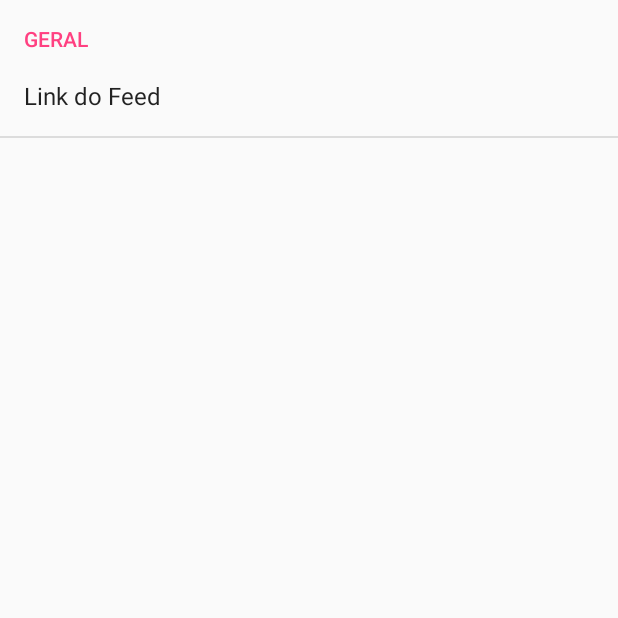
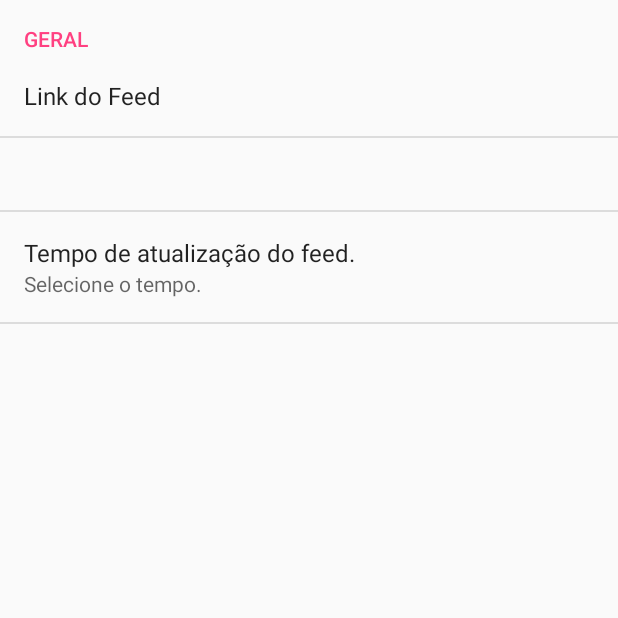
Before and after one commit to OtavioVeraCruz/exercicio2, an Android app: the ConfigActivity screen opened directly, with no data from a screen before it, on a phone screen of 412 x 824 dp, the top half of it. Run offline under Robolectric (Android 15) with nearby library versions, the phone set to English and light mode, and no system bars.

```diff
--- a/app/src/main/java/com/example/otvio/rssexercicio2/ui/ConfigActivity.java
+++ b/app/src/main/java/com/example/otvio/rssexercicio2/ui/ConfigActivity.java
@@ -1,12 +1,15 @@
 package com.example.otvio.rssexercicio2.ui;
 
 import android.app.Activity;
+import android.content.SharedPreferences;
 import android.os.Bundle;
+import android.preference.Preference;
 import android.preference.PreferenceFragment;
 
 import com.example.otvio.rssexercicio2.R;
 
 public class ConfigActivity  extends Activity {
+
     @Override
     protected void onCreate(Bundle savedInstanceState) {
         super.onCreate(savedInstanceState);
--- a/app/src/main/java/com/example/otvio/rssexercicio2/util/CarregaFeedService.java
+++ b/app/src/main/java/com/example/otvio/rssexercicio2/util/CarregaFeedService.java
@@ -15,10 +15,12 @@ import org.xmlpull.v1.XmlPullParserException;
 import java.io.IOException;
 import java.util.List;
 
-
+//Service para carregar na main activity os links
 public class CarregaFeedService extends IntentService {
     private SQLiteRSSHelper db = SQLiteRSSHelper.getInstance(this);
+
     public static final String FEED_LOADED = "com.example.otvio.rssexercicio2.ui.action.FEED_LOADED";
+    public static final String INSERTED_DATA = "com.example.otvio.rssexercicio2.ui.action.INSERTED_DATA";
     public CarregaFeedService() {
         super("CarregaFeedService");
     }
@@ -35,8 +37,10 @@ public class CarregaFeedService extends IntentService {
                 Log.d("DB", "Buscando no Banco por link: " + i.getLink());
                 ItemRSS item = db.getItemRSS(i.getLink());
                 if (item == null) {
+                    sendBroadcast(new Intent(INSERTED_DATA));
                     Log.d("DB", "Encontrado pela primeira vez: " + i.getTitle());
                     db.insertItem(i);
+
                 }
             }
             LocalBroadcastManager.getInstance(this).sendBroadcast(new Intent(FEED_LOADED));
--- a/app/src/main/res/values/strings.xml
+++ b/app/src/main/res/values/strings.xml
@@ -1,4 +1,13 @@
 <resources>
     <string name="app_name">RSS</string>
     <string name="rssfeed">http://g1.globo.com/dynamo/brasil/rss2.xml</string>
+    <string name="tempo_default">Tempo default</string>
+    <string-array name="horarios">
+        <item>30 min</item>
+        <item>1h</item>
+        <item>3h</item>
+        <item>6h</item>
+        <item>12h</item>
+        <item>24h</item>
+    </string-array>
 </resources>
--- a/app/src/main/res/xml/config.xml
+++ b/app/src/main/res/xml/config.xml
@@ -11,5 +11,13 @@
             android:dialogMessage="Digite o link"
             android:positiveButtonText="Salvar"
             android:negativeButtonText="Cancelar" />
+        <EditTextPreference/>
+        <ListPreference
+            android:defaultValue="@string/tempo_default"
+            android:title="Tempo de atualização do feed."
+            android:summary="Selecione o tempo."
+            android:key="rsstime"
+            android:entries="@array/horarios"
+            android:entryValues="@array/horarios"/>
     </PreferenceCategory>
 </PreferenceScreen>
--- a/build.gradle
+++ b/build.gradle
@@ -7,7 +7,7 @@ buildscript {
         jcenter()
     }
     dependencies {
-        classpath 'com.android.tools.build:gradle:3.0.1'
+        classpath 'com.android.tools.build:gradle:3.1.1'
 
 
         // NOTE: Do not place your application dependencies here; they belong
--- a/gradle.properties
+++ b/gradle.properties
@@ -10,7 +10,7 @@
 # Specifies the JVM arguments used for the daemon process.
 # The setting is particularly useful for tweaking memory settings.
 org.gradle.jvmargs=-Xmx1536m
-android.enableAapt2=false
+
 # When configured, Gradle will run in incubating parallel mode.
 # This option should only be used with decoupled projects. More details, visit
 # http://www.gradle.org/docs/current/userguide/multi_project_builds.html#sec:decoupled_projects
```
Also changed, not shown: app/src/main/AndroidManifest.xml (+9 -0 lines), app/src/main/java/com/example/otvio/rssexercicio2/ui/MainActivity.java (+14 -1 lines), app/src/main/java/com/example/otvio/rssexercicio2/util/UpdateFeedReceiver.java (added, +37 -0 lines), app/src/main/res/layout/toolbar.xml (added, +11 -0 lines), app/src/main/res/drawable-hdpi/ic_stat_notification.png (added), app/src/main/res/drawable-mdpi/ic_stat_notification.png (added), app/src/main/res/drawable-xhdpi/ic_stat_notification.png (added), app/src/main/res/drawable-xxhdpi/ic_stat_notification.png (added), gradle/wrapper/gradle-wrapper.properties.
